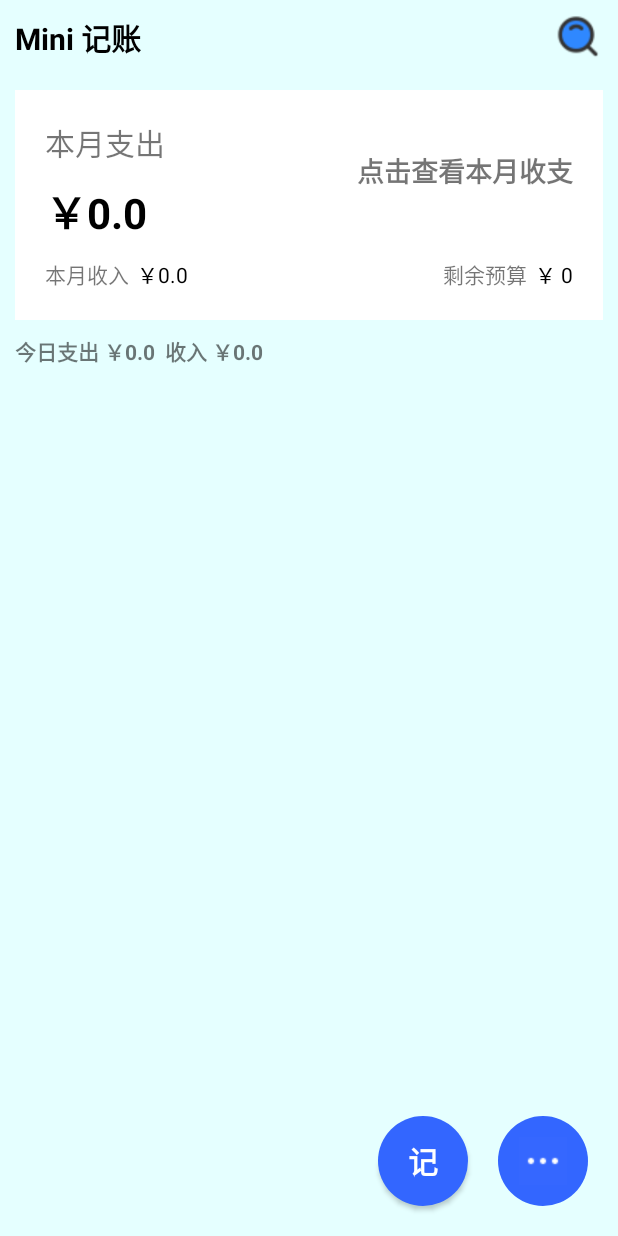
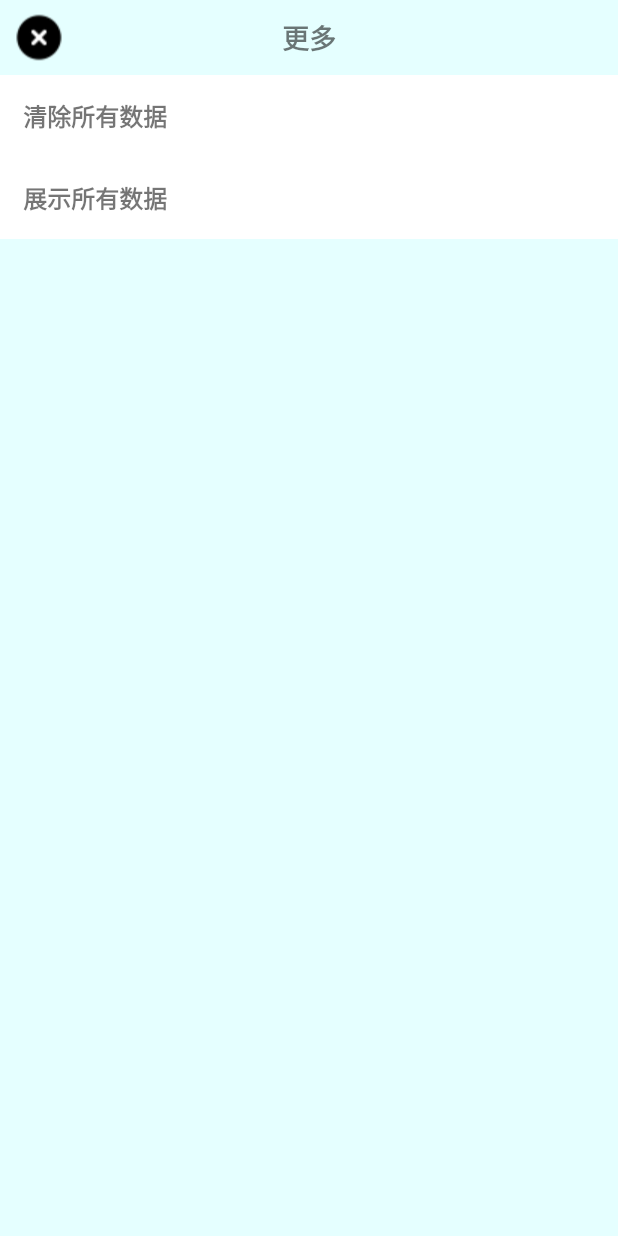
Before and after one commit to Arete-FFF/WhereYourMoney, an Android app: the screen it shows after launch (MainActivity before the commit, SettingActivity after it), after a tap on an icon or button, on a phone screen of 412 x 824 dp. Run offline under Robolectric (Android 15) with nearby library versions, the phone set to English and light mode, and no system bars.

Commit message:
删库跑路

```diff
--- a/app/src/main/java/com/fxy/greatassignment/MainActivity.java
+++ b/app/src/main/java/com/fxy/greatassignment/MainActivity.java
@@ -198,7 +198,8 @@ public class MainActivity extends AppCompatActivity implements View.OnClickListe
                 startActivity(it2);
                 break;
             case R.id.main_btn_more:
-
+                Intent it3 = new Intent(this, SettingActivity.class);
+                startActivity(it3);
                 break;
             case R.id.item_mainlv_top_budget:
                 showBudgetDialog();
--- a/app/src/main/java/com/fxy/greatassignment/database/DBManager.java
+++ b/app/src/main/java/com/fxy/greatassignment/database/DBManager.java
@@ -188,4 +188,10 @@ public class DBManager {
         }
         return list;
     }
+
+    // 删除所有数据
+    public static void deleteAllAccount() {
+        String sql = "delete from accounttb";
+        db.execSQL(sql);
+    }
 }
--- /dev/null
+++ b/app/src/main/res/layout/activity_setting.xml
@@ -0,0 +1,49 @@
+<?xml version="1.0" encoding="utf-8"?>
+<LinearLayout xmlns:android="http://schemas.android.com/apk/res/android"
+    android:layout_width="match_parent"
+    android:layout_height="match_parent"
+    android:orientation="vertical"
+    android:background="@color/grey_light">
+    <RelativeLayout
+        android:layout_width="match_parent"
+        android:layout_height="50dp">
+        <ImageView
+            android:id="@+id/setting_iv_back"
+            android:layout_width="wrap_content"
+            android:layout_height="match_parent"
+            android:src="@mipmap/ih_error"
+            android:layout_marginLeft="10dp"
+            android:onClick="onClick"/>
+        <TextView
+            android:layout_width="wrap_content"
+            android:layout_height="wrap_content"
+            android:text="更多"
+            android:textStyle="bold"
+            android:textSize="18sp"
+            android:layout_centerInParent="true"/>
+    </RelativeLayout>
+    <TextView
+        android:id="@+id/setting_tv_clear"
+        android:layout_width="match_parent"
+        android:layout_height="wrap_content"
+        android:text="清除所有数据"
+        android:onClick="onClick"
+        android:textSize="16sp"
+        android:textStyle="bold"
+        android:padding="15dp"
+        android:background="@color/white"/>
+    <TextView
+        android:id="@+id/setting_tv_all"
+        android:layout_width="match_parent"
+        android:layout_height="wrap_content"
+        android:text="展示所有数据"
+        android:onClick="onClick"
+        android:textSize="16sp"
+        android:textStyle="bold"
+        android:padding="15dp"
+        android:background="@color/white"/>
+    <View
+        android:layout_width="match_parent"
+        android:layout_height="1dp"
+        android:background="@color/grey_light"/>
+</LinearLayout>
```
Also changed, not shown: app/src/main/AndroidManifest.xml (+5 -2 lines), app/src/main/java/com/fxy/greatassignment/SettingActivity.java (added, +52 -0 lines).
